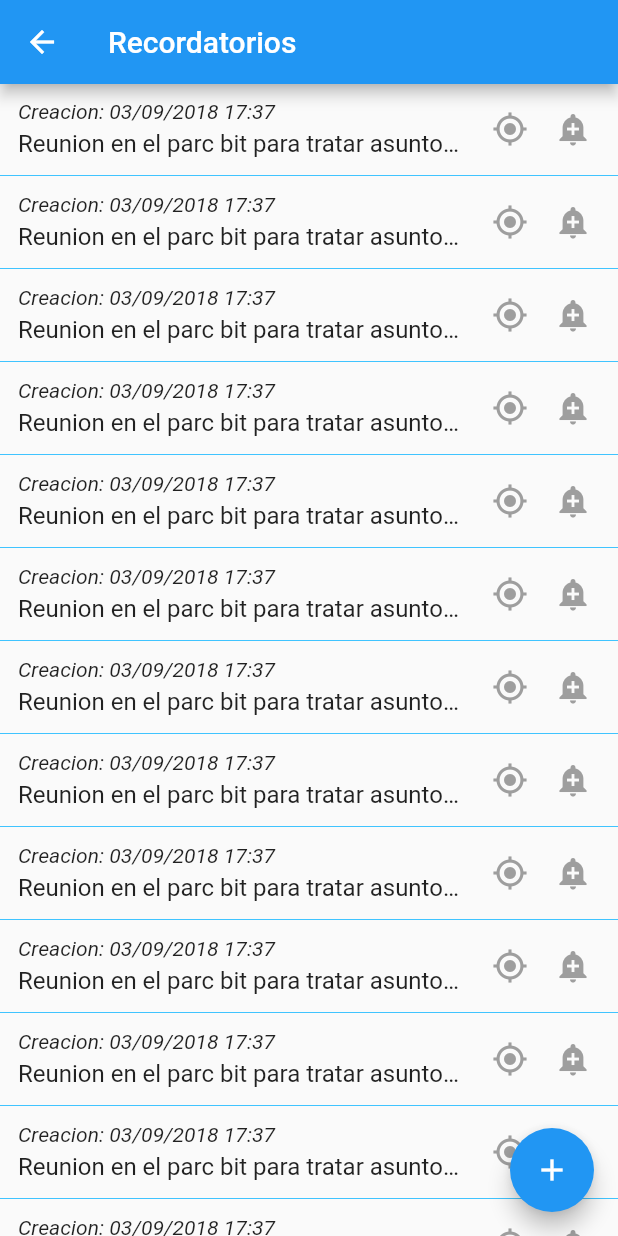
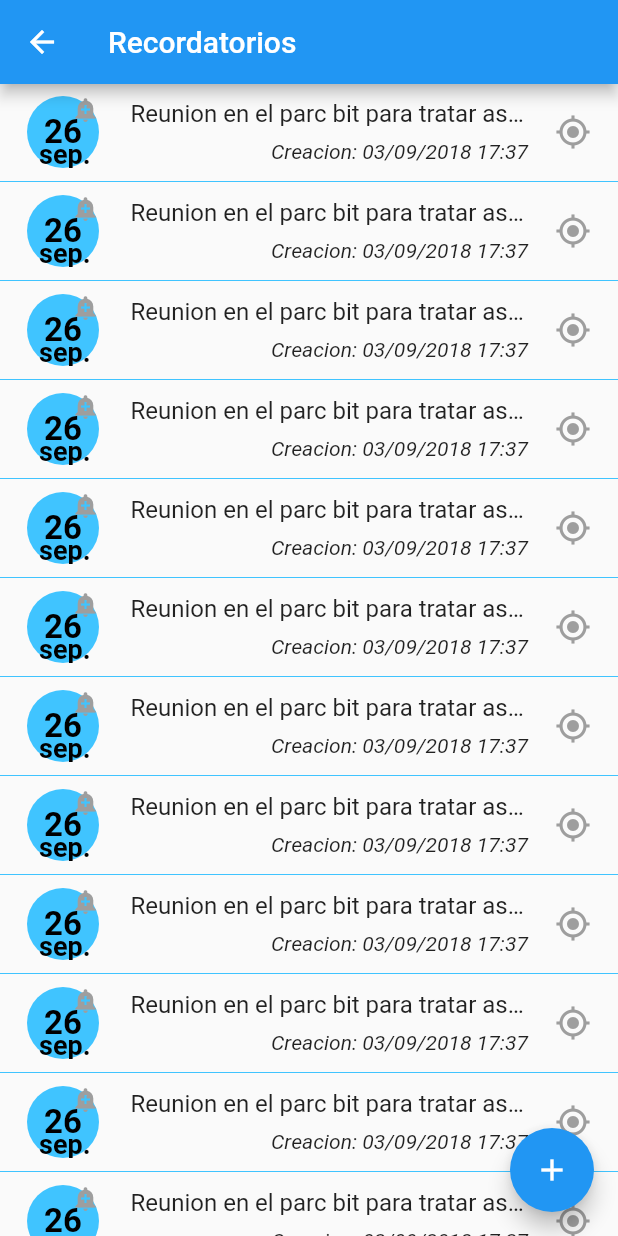
Before and after one commit to julian-martinez/reminder-app, a Flutter app: the screen it shows after launch, on a phone screen of 412 x 824 dp. Run offline on Flutter 3.47's test engine with Material 2 defaults, Android fonts, the phone set to English and light mode, and no system bars; missing offline and left inert: fluttery.

Commit message:
review reminder-list view

```diff
--- a/lib/view/reminder-list.dart
+++ b/lib/view/reminder-list.dart
@@ -50,20 +50,74 @@ class _ReminderItemState extends State<ReminderItem> {
     return new Container(
       child: new Row(
         children: <Widget>[
+          new Container(
+            //flex: 1,
+            child: new Padding(
+              padding: const EdgeInsets.only(left: 18.0, right: 9.0, top: 8.0, bottom: 8.0),
+              child: new Container(
+                width: 48.0,
+                height: 48.0,
+                decoration: new BoxDecoration(
+                  shape: BoxShape.circle,
+                  color: Colors.lightBlueAccent
+                ),
+                child: new Stack(
+                  children: <Widget>[
+                    new Align(
+                      widthFactor: 3.0,
+                      heightFactor: 3.0,
+                      child: new Text('26',
+                        style : new TextStyle(
+                          fontWeight: FontWeight.bold,
+                          fontSize: 22.0,
+                          color: Colors.black
+                        ),
+                      ),
+                    ),
+                    new Positioned(
+                      top: 28.0,
+                      left: 8.0,
+                        child: new Text('sep.',
+                          style : new TextStyle(
+                            fontWeight: FontWeight.bold,
+                            fontSize: 18.0,
+                            color: Colors.black
+                          ),
+                        ),
+                    ),
+                    new Positioned(
+                      top: 0.0,
+                      right: 0.0,
+                      child: new Icon(
+                        Icons.add_alert,
+                        color: Colors.grey,
+                        size: 18.0,
+                      ),
+                    )
+                  ],
+                )
+              ),
+            ),
+          ),
           new Expanded(
             child: new Column(
               crossAxisAlignment: CrossAxisAlignment.start,
               children: <Widget>[
-                new Padding(
-                  padding: const EdgeInsets.only(left: 12.0, top: 4.0, bottom: 2.0),
-                  child: new Text('Creacion: 03/09/2018 17:37', style: new TextStyle(fontStyle: FontStyle.italic),),
-                ),
-                new Padding(
+                new Container(
+                  height: 24.0,
                   padding: const EdgeInsets.only(left: 12.0, top: 2.0, bottom: 4.0),
                   child: new Text('Reunion en el parc bit para tratar asuntos de diferente índole acerca del desarrollo de software',
                     maxLines: 1,
                     overflow: TextOverflow.ellipsis,
                     style: new TextStyle(fontSize: 16.0),
+                  ),
+                ),
+                new Container(
+                  alignment: Alignment.centerRight,
+                  height: 24.0,
+                  padding: const EdgeInsets.only(left: 12.0, top: 4.0, bottom: 2.0),
+                  child: new Text('Creacion: 03/09/2018 17:37',
+                    style: new TextStyle(fontStyle: FontStyle.italic),
                   ),
                 ),
               ],
@@ -72,19 +126,13 @@ class _ReminderItemState extends State<ReminderItem> {
           new Container(
             //flex: 1,
             child: new Padding(
-              padding: const EdgeInsets.only(left: 18.0, right: 9.0, top: 18.0, bottom: 18.0),
+              padding: const EdgeInsets.only(left: 18.0, right: 18.0, top: 18.0, bottom: 18.0),
               child: new Icon(Icons.gps_fixed, color: Colors.grey,),
             ),
           ),
-          new Container(
-            //flex: 1,
-            child: new Padding(
-              padding: const EdgeInsets.only(left: 9.0, right: 18.0, top: 18.0, bottom: 18.0),
-              child: new Icon(Icons.add_alert, color: Colors.grey,),
-            ),
-          )
         ],
       )
     );
+
   }
 }
```
